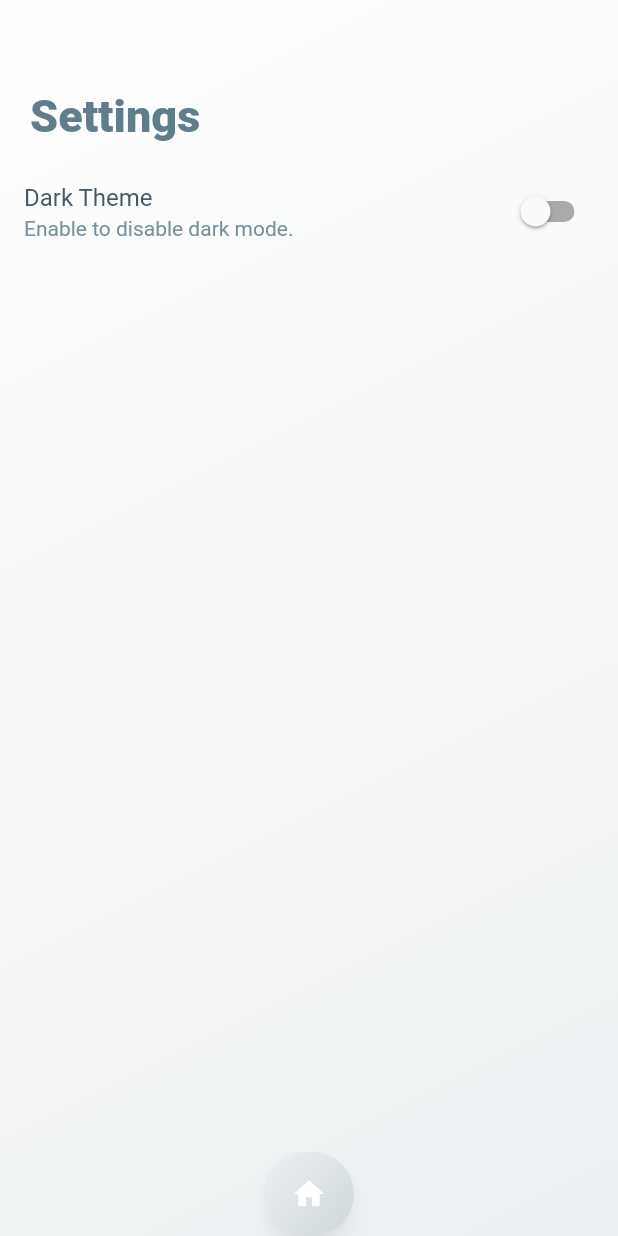
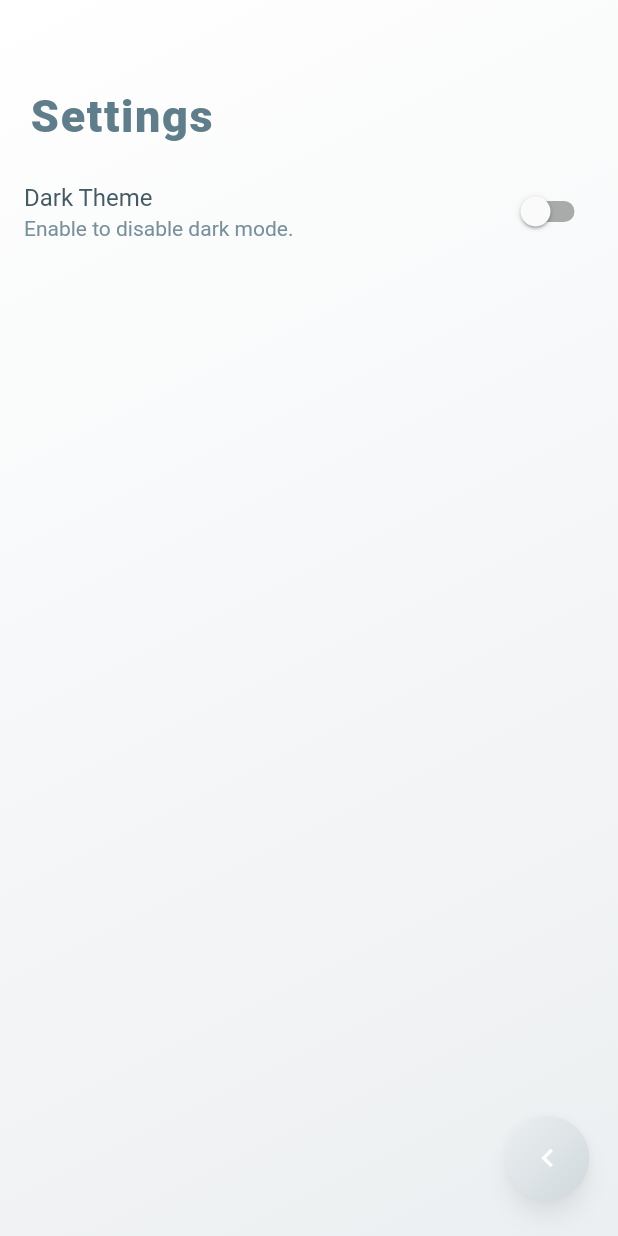
Before and after one commit to aswinmurali-io/electroassist, a Flutter app: the SettingsPage screen opened directly, on a phone screen of 412 x 824 dp. Run offline on Flutter 3.47's test engine with Material 2 defaults, Android fonts, the phone set to English and light mode, and no system bars; our stand-ins replace bouncing_widget; missing offline and left inert: flutter_animator.

Commit message:
uses new theme data for settings

```diff
--- a/lib/routes/settings.dart
+++ b/lib/routes/settings.dart
@@ -16,6 +16,7 @@ class _SettingsPageState extends State<SettingsPage> {
 
   @override
   build(context) {
+    final theme = Theme.of(context);
     return Container(
       decoration: BoxDecoration(
         gradient: LinearGradient(
@@ -37,26 +38,12 @@ class _SettingsPageState extends State<SettingsPage> {
                 padding: const EdgeInsets.fromLTRB(20, 60, 0, 10),
                 child: Text(
                   "Settings",
-                  style: TextStyle(
-                    fontWeight: FontWeight.w900,
-                    color: Colors.blueGrey,
-                    fontSize: 30,
-                  ),
+                  style: theme.textTheme.headline1,
                 ),
               ),
               ListTile(
-                title: Text(
-                  'Dark Theme',
-                  style: TextStyle(
-                    color: Colors.blueGrey.shade700,
-                  ),
-                ),
-                subtitle: Text(
-                  'Enable to disable dark mode.',
-                  style: TextStyle(
-                    color: Colors.blueGrey.shade400,
-                  ),
-                ),
+                title: Text('Dark Theme'),
+                subtitle: Text('Enable to disable dark mode.'),
                 trailing: Switch(
                   value: _isDarkMode,
                   onChanged: (value) => setState(() => _isDarkMode = value),
@@ -65,22 +52,14 @@ class _SettingsPageState extends State<SettingsPage> {
             ],
           ),
         ),
-        bottomNavigationBar: OpenContainer(
-          closedElevation: 0,
-          openColor: Colors.transparent,
-          closedColor: Colors.transparent,
-          openElevation: 0,
-          openBuilder: (context, _) => Dashboard(),
-          closedShape: RoundedRectangleBorder(
-            borderRadius: BorderRadius.circular(10),
+        floatingActionButton: Padding(
+          padding: const EdgeInsets.fromLTRB(0, 0, 3, 8),
+          child: GradientFloatingActionButton(
+            child: Icon(Icons.chevron_left),
+            //gradient: ,
+            onPressed: Navigator.of(context).pop,
+            tooltip: "Go back to home",
           ),
-          closedBuilder: (context, action) {
-            return GradientFloatingActionButton(
-              child: Icon(Icons.home),
-              onPressed: action,
-              tooltip: "Go back to home",
-            );
-          },
         ),
       ),
     );
```
